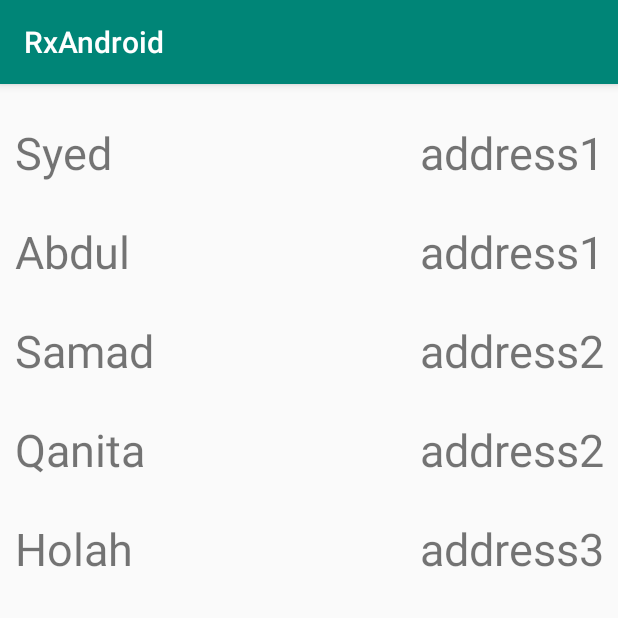
After one commit to syedabdulsamad/RxAndroid, an Android app: the StudentsListActivity screen opened directly, with no data from a screen before it, on a phone screen of 412 x 824 dp, the top half of it. The commit adds this screen. Run offline under Robolectric (Android 15) with nearby library versions, the phone set to English and light mode, and no system bars; our stand-ins replace RxJava.

Commit message:
Removed testing subjects code. Added recycler view.

```diff
--- a/app/build.gradle
+++ b/app/build.gradle
@@ -29,6 +29,7 @@ dependencies {
     implementation "io.reactivex.rxjava2:rxjava:2.2.0"
     implementation 'io.reactivex.rxjava2:rxandroid:2.0.2'
     implementation 'com.jakewharton.rxbinding3:rxbinding:3.0.0-alpha2'
+    implementation 'com.android.support:recyclerview-v7:28.0.0'
     testImplementation 'junit:junit:4.12'
     androidTestImplementation 'com.android.support.test:runner:1.0.2'
     androidTestImplementation 'com.android.support.test.espresso:espresso-core:3.0.2'
--- a/app/src/main/AndroidManifest.xml
+++ b/app/src/main/AndroidManifest.xml
@@ -16,6 +16,7 @@
                 <category android:name="android.intent.category.LAUNCHER" />
             </intent-filter>
         </activity>
+        <activity android:name=".StudentsListActivity"/>
     </application>
 
 </manifest>
--- /dev/null
+++ b/app/src/main/java/com/example/rxandroid/RecyclerViews/StudentAdapter.java
@@ -0,0 +1,44 @@
+package com.example.rxandroid.RecyclerViews;
+
+import android.support.annotation.NonNull;
+import android.support.v7.widget.RecyclerView;
+import android.util.Log;
+import android.view.LayoutInflater;
+import android.view.View;
+import android.view.ViewGroup;
+
+import com.example.rxandroid.Model.Student;
+import com.example.rxandroid.R;
+import com.example.rxandroid.StudentsDataHolder;
+
+public class StudentAdapter extends RecyclerView.Adapter {
+
+    StudentsDataHolder dataHolder = null;
+
+    public StudentAdapter() {
+        dataHolder = StudentsDataHolder.sharedInstance();
+    }
+
+
+    @NonNull
+    @Override
+    public RecyclerView.ViewHolder onCreateViewHolder(@NonNull ViewGroup viewGroup, int i) {
+        View itemView = LayoutInflater.from(viewGroup.getContext()).inflate(R.layout.student_list_item,
+                viewGroup, false);
+        return new StudentViewHolder(itemView);
+    }
+
+    @Override
+    public void onBindViewHolder(RecyclerView.ViewHolder viewHolder, int i) {
+
+        StudentViewHolder vh = (StudentViewHolder) viewHolder;
+        Student s = dataHolder.getStudents().get(i);
+        Log.d("A2", s.toString());
+        vh.populateDataWithModel(s);
+    }
+
+    @Override
+    public int getItemCount() {
+        return dataHolder.getStudents().size();
+    }
+}
--- /dev/null
+++ b/app/src/main/java/com/example/rxandroid/RecyclerViews/StudentViewHolder.java
@@ -0,0 +1,27 @@
+package com.example.rxandroid.RecyclerViews;
+
+import android.support.annotation.NonNull;
+import android.support.v7.widget.RecyclerView;
+import android.view.View;
+import android.widget.TextView;
+
+import com.example.rxandroid.Model.Student;
+import com.example.rxandroid.R;
+
+public class StudentViewHolder extends RecyclerView.ViewHolder {
+
+    TextView nameTextView = null;
+    TextView addressTextView = null;
+
+    public StudentViewHolder(@NonNull View itemView) {
+        super(itemView);
+        nameTextView = itemView.findViewById(R.id.student_name);
+        addressTextView = itemView.findViewById(R.id.student_address);
+    }
+
+
+    public void populateDataWithModel(Student student) {
+        nameTextView.setText(student.getName());
+        addressTextView.setText(student.getAddress());
+    }
+}
--- /dev/null
+++ b/app/src/main/java/com/example/rxandroid/StudentsDataHolder.java
@@ -0,0 +1,52 @@
+package com.example.rxandroid;
+
+import com.example.rxandroid.Model.Student;
+
+import java.util.ArrayList;
+import java.util.List;
+
+import io.reactivex.Observable;
+import io.reactivex.Observer;
+import io.reactivex.observers.DisposableObserver;
+
+public class StudentsDataHolder {
+
+
+    private static StudentsDataHolder sharedHolder = null;
+    Observable<List<Student>> studentsObservable = null;
+    DisposableObserver<List<Student>> studentsObserver = null;
+
+    public List<Student> getStudents() {
+        return students;
+    }
+
+    private List<Student> students = null;
+
+    public static StudentsDataHolder sharedInstance() {
+        if (sharedHolder == null) {
+            sharedHolder = new StudentsDataHolder();
+        }
+        return sharedHolder;
+    }
+
+    private StudentsDataHolder() {
+        fillStudentsList();
+       // studentsObservable = Observable.from()
+    }
+
+    private void fillStudentsList() {
+
+        students = new ArrayList<Student>();
+        students.add(new Student("Syed", "address1", 20));
+        students.add(new Student("Abdul", "address1", 20));
+        students.add(new Student("Samad", "address2", 22));
+        students.add(new Student("Qanita", "address2", 22));
+        students.add(new Student("Holah", "address3", 234));
+    }
+
+    public void addStudent(Student s) {
+        students.add(s);
+    }
+
+
+}
--- /dev/null
+++ b/app/src/main/java/com/example/rxandroid/StudentsListActivity.java
@@ -0,0 +1,34 @@
+package com.example.rxandroid;
+
+import android.os.Bundle;
+import android.support.annotation.Nullable;
+import android.support.v7.app.AppCompatActivity;
+import android.support.v7.widget.LinearLayoutManager;
+import android.support.v7.widget.RecyclerView;
+import android.support.v7.widget.RecyclerView.LayoutManager;
+
+import com.example.rxandroid.RecyclerViews.StudentAdapter;
+
+import java.util.List;
+
+import io.reactivex.Observable;
+import io.reactivex.observers.DisposableObserver;
+
+public class StudentsListActivity extends AppCompatActivity {
+
+
+    RecyclerView recyclerView;
+
+    @Override
+    protected void onCreate(@Nullable Bundle savedInstanceState) {
+        super.onCreate(savedInstanceState);
+        setContentView(R.layout.students_list_activity);
+        recyclerView = findViewById(R.id.students_recycler_view);
+        LayoutManager layoutManager = new LinearLayoutManager(this);
+        recyclerView.setLayoutManager(layoutManager);
+        StudentAdapter adapter = new StudentAdapter();
+        recyclerView.setAdapter(adapter);
+
+
+    }
+}
--- /dev/null
+++ b/app/src/main/res/layout/student_list_item.xml
@@ -0,0 +1,29 @@
+<?xml version="1.0" encoding="utf-8"?>
+<android.support.v7.widget.LinearLayoutCompat xmlns:android="http://schemas.android.com/apk/res/android"
+    android:layout_width="match_parent"
+    android:layout_height="wrap_content"
+    android:orientation="horizontal"
+    android:paddingTop="25sp"
+    >
+
+
+    <TextView
+        android:id="@+id/student_name"
+        android:layout_width="match_parent"
+        android:layout_height="wrap_content"
+        android:layout_weight="1"
+        android:gravity="left"
+        android:textSize="30sp"
+        android:paddingLeft="10sp"/>
+
+    <TextView
+        android:id="@+id/student_address"
+        android:layout_width="match_parent"
+        android:layout_height="wrap_content"
+        android:layout_weight="1"
+        android:gravity="right"
+        android:paddingRight="10sp"
+        android:textSize="30sp"/>
+
+
+</android.support.v7.widget.LinearLayoutCompat>
--- /dev/null
+++ b/app/src/main/res/layout/students_list_activity.xml
@@ -0,0 +1,14 @@
+<?xml version="1.0" encoding="utf-8"?>
+<android.support.constraint.ConstraintLayout
+    xmlns:android="http://schemas.android.com/apk/res/android" android:layout_width="match_parent"
+    android:layout_height="match_parent">
+
+
+    <android.support.v7.widget.RecyclerView
+        android:id="@+id/students_recycler_view"
+        android:scrollbars="vertical"
+        android:layout_width="match_parent"
+        android:layout_height="match_parent"
+        />
+
+</android.support.constraint.ConstraintLayout>
```
Also changed, not shown: app/src/main/java/com/example/rxandroid/MainActivity.java (+31 -139 lines).
